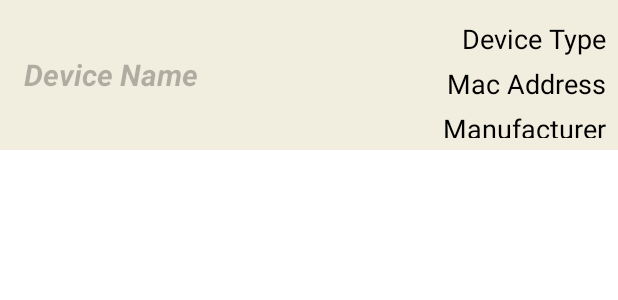
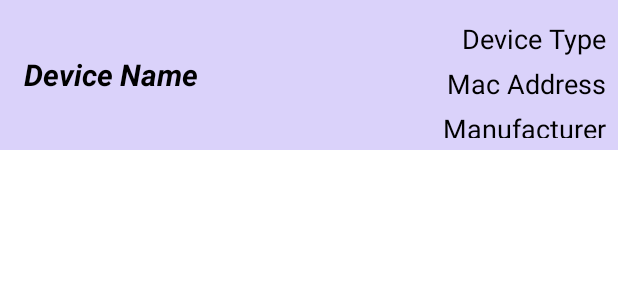
Before and after one commit to madmac4u/WirelessScanerAndroid, an Android app: the layout ap_item_row.xml on its own in the app's theme, with its tools: preview values and no code run, on a phone screen of 412 x 824 dp. Shown: the top 300 px of the screen. Run offline under Robolectric (Android 15) with nearby library versions, the phone set to English and light mode, and no system bars; network calls fail.

```diff
--- a/app/build.gradle
+++ b/app/build.gradle
@@ -23,6 +23,7 @@ android {
         }
     }
     compileOptions {
+
         sourceCompatibility JavaVersion.VERSION_1_8
         targetCompatibility JavaVersion.VERSION_1_8
     }
@@ -36,7 +37,7 @@ dependencies {
     testImplementation 'junit:junit:4.+'
     androidTestImplementation 'androidx.test.ext:junit:1.1.2'
     androidTestImplementation 'androidx.test.espresso:espresso-core:3.3.0'
-
-
+    implementation 'com.google.code.gson:gson:2.8.6'
     implementation 'com.android.volley:volley:1.2.0'
+    implementation 'javax.annotation:javax.annotation-api:1.3.2'
 }
--- a/app/src/main/java/online/cyberforensic/wirelessscannerandroid/AdHocFragment.java
+++ b/app/src/main/java/online/cyberforensic/wirelessscannerandroid/AdHocFragment.java
@@ -54,6 +54,7 @@ public class AdHocFragment extends Fragment implements RecyclerAdapter.OnItemCli
                 recyclerView.setAdapter(recyclerAdapter);
                 recyclerAdapter.setOnItemClickListener(AdHocFragment.this::onItemClick);
                 recyclerView.addItemDecoration(dividerItemDecoration);
+                recyclerAdapter.notifyDataSetChanged();
 
             }
         });
--- a/app/src/main/java/online/cyberforensic/wirelessscannerandroid/ApFragment.java
+++ b/app/src/main/java/online/cyberforensic/wirelessscannerandroid/ApFragment.java
@@ -54,7 +54,9 @@ public class ApFragment extends Fragment implements RecyclerAdapter.OnItemClickL
                 recyclerView.setAdapter(recyclerAdapter);
                 recyclerAdapter.setOnItemClickListener(ApFragment.this::onItemClick);
                 recyclerView.addItemDecoration(dividerItemDecoration);
+                recyclerAdapter.notifyDataSetChanged();
             }
+
         });
 
         return view;
--- a/app/src/main/java/online/cyberforensic/wirelessscannerandroid/BackgroundTask.java
+++ b/app/src/main/java/online/cyberforensic/wirelessscannerandroid/BackgroundTask.java
@@ -60,6 +60,7 @@ public class BackgroundTask {
                                 );
 
                         char macAddressRandomization = jsonObject.getString("kismet.device.base.macaddr").charAt(1);
+                        // code to filter out randomely generated mac addresses by different devices
                         if(macAddressRandomization == 'A' || macAddressRandomization == '2' ||macAddressRandomization == 'E' || macAddressRandomization == '6'){
 
                         }else {
--- a/app/src/main/java/online/cyberforensic/wirelessscannerandroid/BridgedFragment.java
+++ b/app/src/main/java/online/cyberforensic/wirelessscannerandroid/BridgedFragment.java
@@ -52,6 +52,7 @@ public class BridgedFragment extends Fragment implements RecyclerAdapter.OnItemC
                 recyclerView.setAdapter(recyclerAdapter);
                 recyclerAdapter.setOnItemClickListener(BridgedFragment.this::onItemClick);
                 recyclerView.addItemDecoration(dividerItemDecoration);
+                recyclerAdapter.notifyDataSetChanged();
 
             }
         });
--- a/app/src/main/java/online/cyberforensic/wirelessscannerandroid/ClientFragment.java
+++ b/app/src/main/java/online/cyberforensic/wirelessscannerandroid/ClientFragment.java
@@ -52,6 +52,7 @@ public class ClientFragment extends Fragment implements RecyclerAdapter.OnItemCl
                 recyclerView.setAdapter(recyclerAdapter);
                 recyclerAdapter.setOnItemClickListener(ClientFragment.this::onItemClick);
                 recyclerView.addItemDecoration(dividerItemDecoration);
+                recyclerAdapter.notifyDataSetChanged();
 
             }
         });
--- a/app/src/main/java/online/cyberforensic/wirelessscannerandroid/DeviceDetails.java
+++ b/app/src/main/java/online/cyberforensic/wirelessscannerandroid/DeviceDetails.java
@@ -22,6 +22,7 @@ public class DeviceDetails extends AppCompatActivity {
     @Override
     protected void onCreate(Bundle savedInstanceState) {
         super.onCreate(savedInstanceState);
+        this.getSupportActionBar().hide();
         setContentView(R.layout.activity_device_details);
         deviceType = findViewById(R.id.deviceType);
         deviceName = findViewById(R.id.deviceName);
@@ -31,11 +32,6 @@ public class DeviceDetails extends AppCompatActivity {
 
 
         Intent intent = getIntent();
-
-        if(intent.getStringExtra(EXTRA_DEVICE_TYPE).contains("AP"))
-        {
-            deviceDetailsLayout.setBackgroundColor(Color.CYAN);
-        }
 
         deviceType.setText(intent.getStringExtra(EXTRA_DEVICE_TYPE));
         deviceName.setText(intent.getStringExtra(EXTRA_DEVICE_NAME));
--- a/app/src/main/java/online/cyberforensic/wirelessscannerandroid/MainActivity.java
+++ b/app/src/main/java/online/cyberforensic/wirelessscannerandroid/MainActivity.java
@@ -19,6 +19,9 @@ public class MainActivity extends AppCompatActivity {
     @Override
     protected void onCreate(Bundle savedInstanceState) {
         super.onCreate(savedInstanceState);
+
+        this.getSupportActionBar().hide();
+
         setContentView(R.layout.activity_main);
 
         BottomNavigationView bottomNavigationView = findViewById(R.id.bottom_navigation);
--- a/app/src/main/java/online/cyberforensic/wirelessscannerandroid/OtherFragment.java
+++ b/app/src/main/java/online/cyberforensic/wirelessscannerandroid/OtherFragment.java
@@ -52,6 +52,7 @@ public class OtherFragment extends Fragment implements RecyclerAdapter.OnItemCli
                 recyclerView.setAdapter(recyclerAdapter);
                 recyclerAdapter.setOnItemClickListener(OtherFragment.this::onItemClick);
                 recyclerView.addItemDecoration(dividerItemDecoration);
+                recyclerAdapter.notifyDataSetChanged();
 
             }
         });
--- a/app/src/main/java/online/cyberforensic/wirelessscannerandroid/RecyclerAdapter.java
+++ b/app/src/main/java/online/cyberforensic/wirelessscannerandroid/RecyclerAdapter.java
@@ -60,7 +60,7 @@ public class RecyclerAdapter extends RecyclerView.Adapter<RecyclerAdapter.MyView
     }
 
     public class MyViewHolder extends RecyclerView.ViewHolder{
-        TextView name, manuf,type,mac;
+        TextView name, manuf,type,mac,signal;
         RelativeLayout relativeLayout;
 
 
--- a/app/src/main/res/layout/ap_item_row.xml
+++ b/app/src/main/res/layout/ap_item_row.xml
@@ -4,7 +4,7 @@
     android:layout_width="match_parent"
     android:layout_height="100dp"
     android:orientation="vertical"
-    android:background="#C4EFE9D6"
+    android:background="#DAD2FA"
     android:id="@+id/ap_item_row_layout"
     android:padding="8dp">
 
@@ -17,7 +17,7 @@
         android:layout_centerVertical="true"
         android:textStyle="italic|bold"
         android:text="Device Name"
-        android:textColor="#46000000"
+        android:textColor="#000000"
         android:textSize="20sp"/>
 
     <TextView
--- a/app/src/main/res/layout/fragment_adhoc.xml
+++ b/app/src/main/res/layout/fragment_adhoc.xml
@@ -1,7 +1,8 @@
 <?xml version="1.0" encoding="utf-8"?>
 <RelativeLayout xmlns:android="http://schemas.android.com/apk/res/android"
-    android:layout_width="match_parent" android:layout_height="match_parent"
-    android:background="@android:color/holo_red_light">
+    android:layout_width="match_parent"
+    android:layout_height="match_parent"
+    >
 
     <TextView
         android:id="@+id/tvAPFragment"
--- a/app/src/main/res/layout/fragment_ap.xml
+++ b/app/src/main/res/layout/fragment_ap.xml
@@ -1,7 +1,8 @@
 <?xml version="1.0" encoding="utf-8"?>
 <RelativeLayout xmlns:android="http://schemas.android.com/apk/res/android"
-    android:layout_width="match_parent" android:layout_height="match_parent"
-    android:background="@android:color/holo_red_light">
+    android:layout_width="match_parent"
+    android:layout_height="match_parent"
+    >
 
     <TextView
         android:id="@+id/tvAPFragment"
--- a/app/src/main/res/layout/fragment_bridge.xml
+++ b/app/src/main/res/layout/fragment_bridge.xml
@@ -1,7 +1,8 @@
 <?xml version="1.0" encoding="utf-8"?>
 <RelativeLayout xmlns:android="http://schemas.android.com/apk/res/android"
-    android:layout_width="match_parent" android:layout_height="match_parent"
-    android:background="@android:color/holo_red_light">
+    android:layout_width="match_parent"
+    android:layout_height="match_parent"
+    >
 
     <TextView
         android:id="@+id/tvAPFragment"
--- a/app/src/main/res/layout/fragment_client.xml
+++ b/app/src/main/res/layout/fragment_client.xml
@@ -1,7 +1,8 @@
 <?xml version="1.0" encoding="utf-8"?>
 <RelativeLayout xmlns:android="http://schemas.android.com/apk/res/android"
-    android:layout_width="match_parent" android:layout_height="match_parent"
-    android:background="@android:color/holo_blue_light">
+    android:layout_width="match_parent"
+    android:layout_height="match_parent"
+    >
 
     <TextView
         android:id="@+id/tvAPFragment"
--- a/app/src/main/res/layout/fragment_other.xml
+++ b/app/src/main/res/layout/fragment_other.xml
@@ -1,7 +1,8 @@
 <?xml version="1.0" encoding="utf-8"?>
 <RelativeLayout xmlns:android="http://schemas.android.com/apk/res/android"
-    android:layout_width="match_parent" android:layout_height="match_parent"
-    android:background="@android:color/holo_green_light">
+    android:layout_width="match_parent"
+    android:layout_height="match_parent"
+    >
 
     <TextView
         android:id="@+id/tvAPFragment"
--- a/app/src/main/res/values/themes.xml
+++ b/app/src/main/res/values/themes.xml
@@ -6,8 +6,8 @@
         <item name="colorPrimaryVariant">@color/purple_700</item>
         <item name="colorOnPrimary">@color/white</item>
         <!-- Secondary brand color. -->
-        <item name="colorSecondary">@color/teal_200</item>
-        <item name="colorSecondaryVariant">@color/teal_700</item>
+        <item name="colorSecondary">#8369E1</item>
+        <item name="colorSecondaryVariant">#CE94E6</item>
         <item name="colorOnSecondary">@color/black</item>
         <!-- Status bar color. -->
         <item name="android:statusBarColor" tools:targetApi="l">?attr/colorPrimaryVariant</item>
```
Also changed, not shown: app/src/main/java/online/cyberforensic/wirelessscannerandroid/Device.java (+7 -0 lines), app/src/main/res/layout/activity_device_details.xml (+15 -1 lines).
